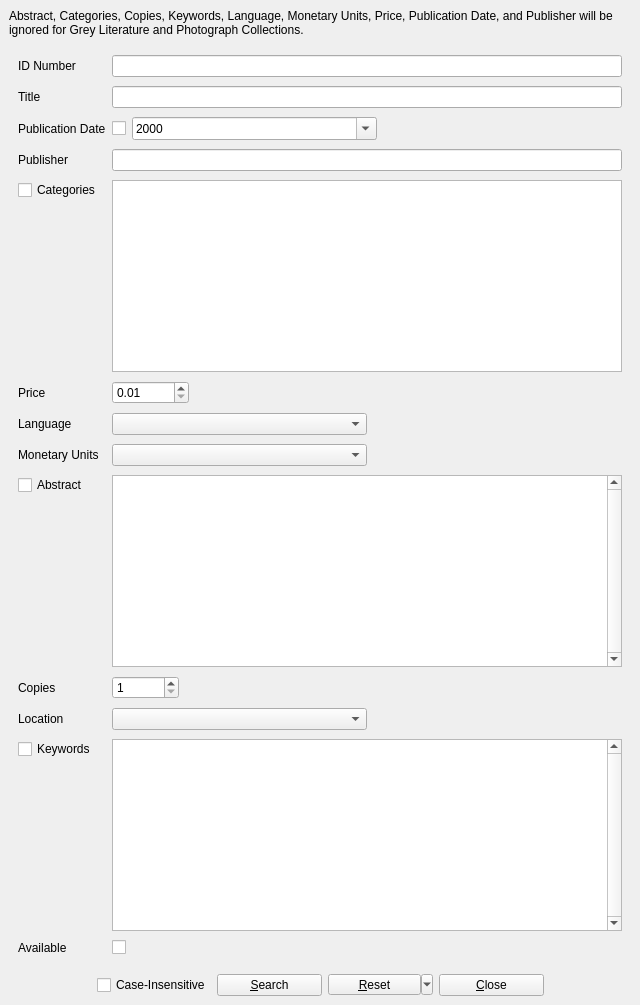
Before: the Qt Designer form UI/biblioteq_allinfo.ui in textbrowser/biblioteq, drawn with Qt 5.
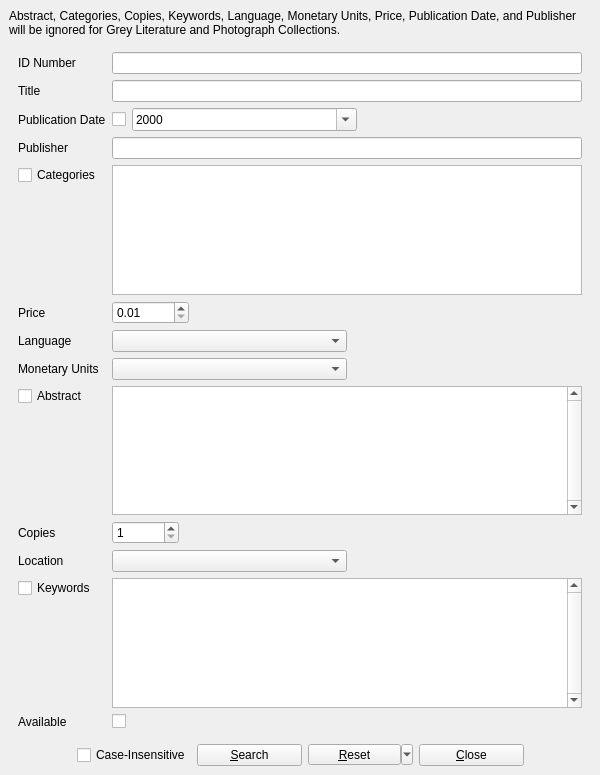
After: the same form once the commit is applied. Icons and pictures are not drawn.

```diff
--- a/UI/biblioteq_allinfo.ui
+++ b/UI/biblioteq_allinfo.ui
@@ -6,8 +6,8 @@
    <rect>
     <x>0</x>
     <y>0</y>
-    <width>640</width>
-    <height>1005</height>
+    <width>600</width>
+    <height>775</height>
    </rect>
   </property>
   <property name="windowTitle">
@@ -42,8 +42,8 @@
         <rect>
          <x>0</x>
          <y>0</y>
-         <width>622</width>
-         <height>905</height>
+         <width>582</width>
+         <height>671</height>
         </rect>
        </property>
        <layout class="QVBoxLayout" name="verticalLayout">
```
